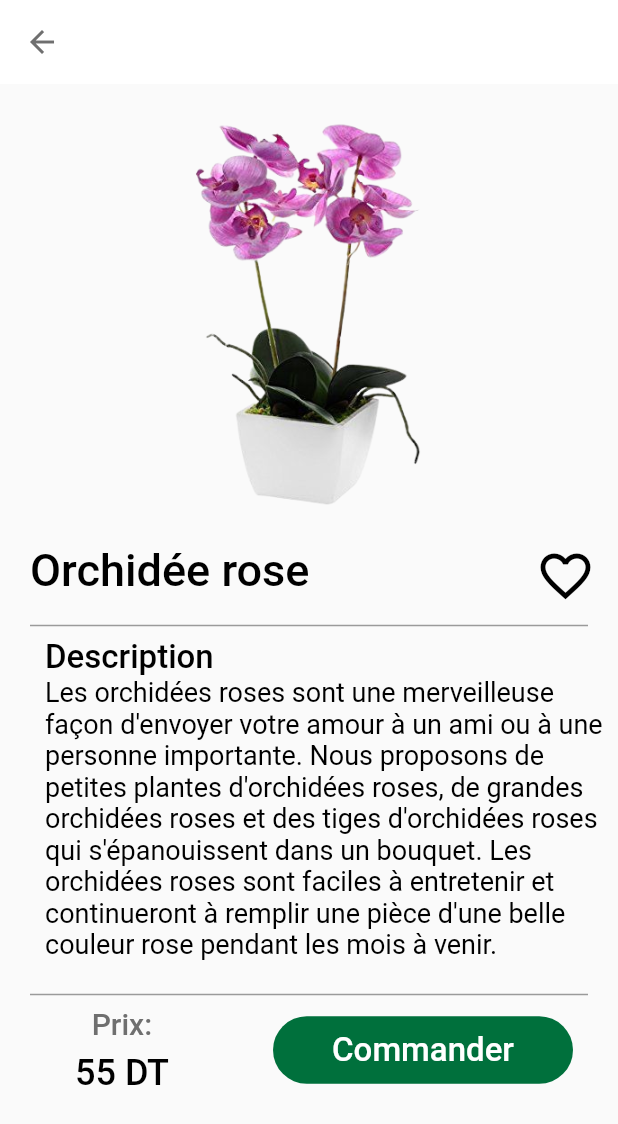
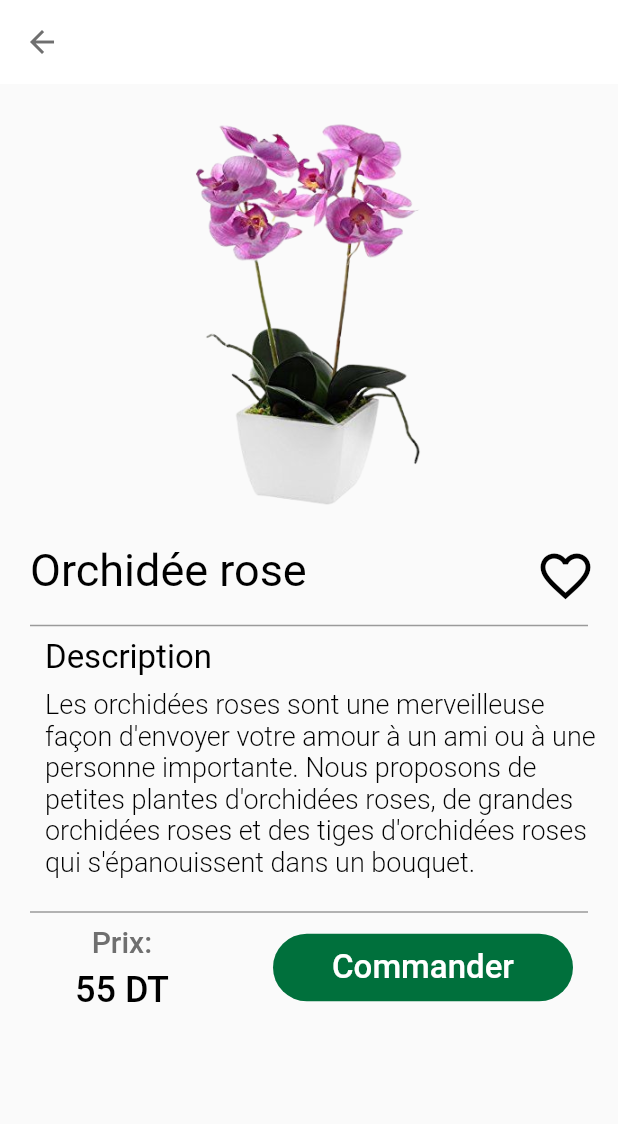
Before and after one commit to Chiraz32/Mini-Project-Chajrti, a Flutter app: the PlantDetail screen opened by its route, on a phone screen of 412 x 824 dp. Shown: the top 1124 px of the screen. Run offline on Flutter 3.47's test engine with Material 2 defaults, Android fonts, the phone set to English and light mode, and no system bars.

Commit message:
listProdClient listFavClient plantDetail front done

```diff
--- a/lib/Constants/constants.dart
+++ b/lib/Constants/constants.dart
@@ -8,28 +8,30 @@ Color lighterGreen = Color(0xffF2F4F3);
 Color grey = Color(0xffEFEFEF);
 Color darkGrey = Color.fromARGB(255, 111, 111, 111);
 
-
-
 List<Plant> plants = [
   Plant(
       id: 1,
-      name: " Cactus",
+      name: "Cactus",
       image: "assets/kaktus.png",
       description:
           "Les Cactus, Cactées ou encore Cactacées (Cactaceae) sont une famille de plantes à fleurs. Ce sont presque toutes des plantes grasses ou plantes succulentes, c'est-à-dire des plantes xérophytes qui stockent dans leurs tissus des réserves de « suc » pour faire face aux longues périodes de sécheresse.",
-      price: 48),
+      price: 48,
+      isFav: false),
   Plant(
       id: 2,
       name: "Figuier à feuilles de violon",
       image: "assets/fiddle_leaf.png",
       description:
-          "Le figuier à feuilles de violon (Ficus lyrata) est un arbre d'intérieur populaire qui possède de très grandes feuilles en forme de violon, très nervurées et brillantes, qui poussent verticalement sur un tronc épuré. Un figuier à feuilles de violon est parfait comme point focal d'une pièce si vous pouvez le placer dans un récipient sur pied où la plante peut atteindre au moins 1,80 m de haut (la plupart des spécimens d'intérieur atteignent environ 3 m de haut).)",
-      price: 50),
+          "Le figuier à feuilles de violon (Ficus lyrata) est un arbre d'intérieur populaire qui possède de très grandes feuilles en forme de violon, très nervurées et brillantes, qui poussent verticalement sur un tronc épuré.",
+      price: 50,
+      isFav: false),
   Plant(
       id: 3,
       name: "Orchidée rose ",
       image: "assets/pink_orchid_flower.png",
       description:
-          "Les orchidées roses sont une merveilleuse façon d'envoyer votre amour à un ami ou à une personne importante. Nous proposons de petites plantes d'orchidées roses, de grandes orchidées roses et des tiges d'orchidées roses qui s'épanouissent dans un bouquet. Les orchidées roses sont faciles à entretenir et continueront à remplir une pièce d'une belle couleur rose pendant les mois à venir.",
-      price: 55),
+          "Les orchidées roses sont une merveilleuse façon d'envoyer votre amour à un ami ou à une personne importante. Nous proposons de petites plantes d'orchidées roses, de grandes orchidées roses et des tiges d'orchidées roses qui s'épanouissent dans un bouquet. ",
+      price: 55,
+      isFav: false),
+
 ];
--- a/lib/Screens/favourite_plant.dart
+++ b/lib/Screens/favourite_plant.dart
@@ -42,12 +42,15 @@ class _FavouriteListState extends State<FavouriteList> {
           crossAxisSpacing: (plants.length) / 2,
           mainAxisSpacing: (plants.length) / 2,
           shrinkWrap: true,
-          children: List<Widget>.generate(plants.length-1, (index) {
+          childAspectRatio: (185 / 225),
+          padding: EdgeInsets.all(10),
+          children: List<Widget>.generate(plants.length, (index) {
             return GridTile(
                 child: GridTilesPlants(
               name: plants[index].name,
               image: plants[index].image,
               price: plants[index].price.toString(),
+              index: index,
             ));
           }),
         ),
--- a/lib/Screens/listPlant_seller.dart
+++ b/lib/Screens/listPlant_seller.dart
@@ -41,12 +41,15 @@ class _PlantList_SellerState extends State<PlantList_Seller> {
           crossAxisSpacing: (plants.length) / 2,
           mainAxisSpacing: (plants.length) / 2,
           shrinkWrap: true,
+          childAspectRatio: (185 / 225),
+          padding: EdgeInsets.all(10),
           children: List<Widget>.generate(plants.length, (index) {
             return GridTile(
                 child: GridTilesPlants(
               name: plants[index].name,
               image: plants[index].image,
               price: plants[index].price.toString(),
+              index: index,
             ));
           }),
         ),
--- a/lib/Screens/plantDetail.dart
+++ b/lib/Screens/plantDetail.dart
@@ -8,7 +8,8 @@ import 'package:flutter/src/widgets/framework.dart';
 import 'dart:ui';
 
 class PlantDetail extends StatefulWidget {
-  const PlantDetail({super.key});
+  int index;
+  PlantDetail({super.key, required this.index});
 
   @override
   State<PlantDetail> createState() => _PlantDetailState();
@@ -21,74 +22,127 @@ class _PlantDetailState extends State<PlantDetail> {
       appBar: AppBar(
           elevation: 0,
           backgroundColor: Colors.white,
-          leading: BackButton( color: darkGrey )
+          leading: BackButton(color: darkGrey)),
+      body: ListView(children: [
+        Center(
+            child: Image.asset(
+          plants[widget.index].image,
+          height: 300,
+        )),
+        Row(
+          mainAxisAlignment: MainAxisAlignment.spaceBetween,
+          children: [
+            Container(
+              child: Padding(
+                  padding: EdgeInsets.only(left: 20),
+                  child: Text(
+                    plants[widget.index].name,
+                    style: TextStyle(
+                        fontSize: 30,
+                        fontWeight: FontWeight.w400,
+                        color: Colors.black),
+                  )),
+              width: 270,
             ),
-      body: ListView(
-        children: [
-          Center( child:Image.asset(plants[2].image,height: 300,) ),
-          Row(mainAxisAlignment: MainAxisAlignment.spaceBetween,
-            children: [
-              Container(child:Padding(
-                padding: EdgeInsets.only(left: 20),
-                child:Text(plants[2].name,
-                style: TextStyle(fontSize: 30,fontWeight: FontWeight.w500,color: Colors.black),)
-                ), width: 270,),
-              Padding(child:IconButton(
-                onPressed: () {},
-                icon: const Icon(Icons.favorite_outline,
-                    color: Colors.black, size: 40),),
-                padding:EdgeInsets.only(right: 15) ,),
+            Padding(
+              child: IconButton(
+                onPressed: () {
+                  setState(() {
+                    plants[widget.index].isFav == false
+                        ? plants[widget.index].isFav = true
+                        : plants[widget.index].isFav = false;
+                  });
+                },
+                icon: plants[widget.index].isFav == false
+                    ? const Icon(Icons.favorite_outline,
+                        color: Colors.black, size: 40)
+                    : const Icon(Icons.favorite,
+                        color: Color(0xff00703C), size: 40),
+              ),
+              padding: EdgeInsets.only(right: 15),
+            ),
           ],
         ),
         Padding(
             padding: EdgeInsets.only(top: 5),
-            child:Divider(color: Color.fromARGB(161, 98, 98, 98),thickness: 1,indent: 20,endIndent: 20,)
+            child: Divider(
+              color: Color.fromARGB(161, 98, 98, 98),
+              thickness: 1,
+              indent: 20,
+              endIndent: 20,
+            )),
+        Padding(
+            padding: EdgeInsets.only(left: 30),
+            child: SizedBox(
+                width: double.infinity,
+                child: Text(
+                  "Description",
+                  style: TextStyle(
+                      fontSize: 22,
+                      fontWeight: FontWeight.w400,
+                      color: Colors.black),
+                  textAlign: TextAlign.left,
+                ))),
+        Padding(
+          padding: EdgeInsets.only(left: 30, top: 8),
+          child: SizedBox(
+              width: double.infinity,
+              child: Text(
+                plants[widget.index].description,
+                style: TextStyle(
+                    fontSize: 18,
+                    fontWeight: FontWeight.w300,
+                    color: Colors.black),
+                textAlign: TextAlign.left,
+              )),
         ),
         Padding(
-            padding: EdgeInsets.only(left: 30),
-            child:SizedBox(
-              width: double.infinity,
-              child:Text("Description",
-              style: TextStyle(
-                  fontSize: 22,
-                  fontWeight: FontWeight.w500,
-                  color: Colors.black),textAlign: TextAlign.left,)
-                  )
-                  ),
+            padding: EdgeInsets.only(top: 15),
+            child: Divider(
+              color: Color.fromARGB(161, 98, 98, 98),
+              thickness: 1,
+              indent: 20,
+              endIndent: 20,
+            )),
+        Row(
+          mainAxisAlignment: MainAxisAlignment.spaceBetween,
+          children: [
+            Container(
+              child: Padding(
+                  padding: EdgeInsets.only(left: 50),
+                  child: Column(
+                    crossAxisAlignment: CrossAxisAlignment.center,
+                    children: [
                       Padding(
-            padding: EdgeInsets.only(left: 30,),
-            child: SizedBox(
-               width: double.infinity,
-              child:Text(plants[2].description,
-              style: TextStyle(
-                  fontSize: 18,
-                  fontWeight: FontWeight.w400,
-                  color: Colors.black),textAlign: TextAlign.left,)
-                  ),),
-          Padding(
-            padding: EdgeInsets.only(top: 15),
-            child:Divider(color: Color.fromARGB(161, 98, 98, 98),thickness: 1,indent: 20,endIndent: 20,)
-          ),
-          Row(mainAxisAlignment: MainAxisAlignment.spaceBetween,
-            children: [
-              Container(child:Padding(
-                padding: EdgeInsets.only(left: 50),
-                child:Column(crossAxisAlignment:CrossAxisAlignment.center ,children: [
-                  Padding(padding:EdgeInsets.only(bottom: 7),child:Text('Prix:',
+                        padding: EdgeInsets.only(bottom: 7),
+                        child: Text('Prix:',
                             style: TextStyle(
                                 fontSize: 20,
                                 fontWeight: FontWeight.w500,
-                    color: darkGrey)),),
-                  Text(plants[2].price.toString() + " DT",
+                                color: darkGrey)),
+                      ),
+                      Text(plants[widget.index].price.toString() + " DT",
                           style: TextStyle(
                               fontSize: 24,
                               fontWeight: FontWeight.w500,
-                    color: Colors.black)),],)
+                              color: Colors.black)),
+                    ],
+                  )),
             ),
-                 ),
-                Padding(padding:EdgeInsets.only(right: 30),child:
-                  ElevatedButton(style: button,onPressed: () {},
-                   child: Text('Commander',style: TextStyle(fontSize: 22,fontWeight: FontWeight.w500),)))
+            Padding(
+                padding: EdgeInsets.only(right: 30),
+                child: ElevatedButton(
+                    style: button,
+                    onPressed: () {
+                      setState(() {
+                        Navigator.pushNamed(context, '/OrdersList_Client');
+                      });
+                    },
+                    child: Text(
+                      'Commander',
+                      style:
+                          TextStyle(fontSize: 22, fontWeight: FontWeight.w500),
+                    )))
           ],
         ),
       ]),
--- a/lib/main.dart
+++ b/lib/main.dart
@@ -20,7 +20,7 @@ class MyApp extends StatelessWidget {
   Widget build(BuildContext context) {
     return MaterialApp(
      debugShowCheckedModeBanner: false,
-        initialRoute: '/PlantDetail_Client',
+        initialRoute: '/ProductList_Client',
         routes: {
           '/Login': (context) => const LoginPage(),
            '/ProductList_Client': (context) => const PlantsList_Client(),
@@ -30,7 +30,7 @@ class MyApp extends StatelessWidget {
             '/OrdersList_Seller': (context) => const OrdersList_Seller(),
             '/AddPlant_Seller': (context) => const AddPlant_Seller(),
             '/FavouriteList_Client':(context) => const FavouriteList(),
-            '/PlantDetail_Client':(context) => const PlantDetail()
+            '/PlantDetail_Client':(context) =>  PlantDetail(index: 2)
       },
         title: 'Chajrti'
     );
```
Also changed, not shown: lib/Models/Plant.dart (+10 -4 lines), lib/Screens/listPlant_client.dart (+8 -1 lines), lib/Widgets/gridTilesPlants.dart (+58 -28 lines). Lines whose indentation alone changed are shown as unchanged.
